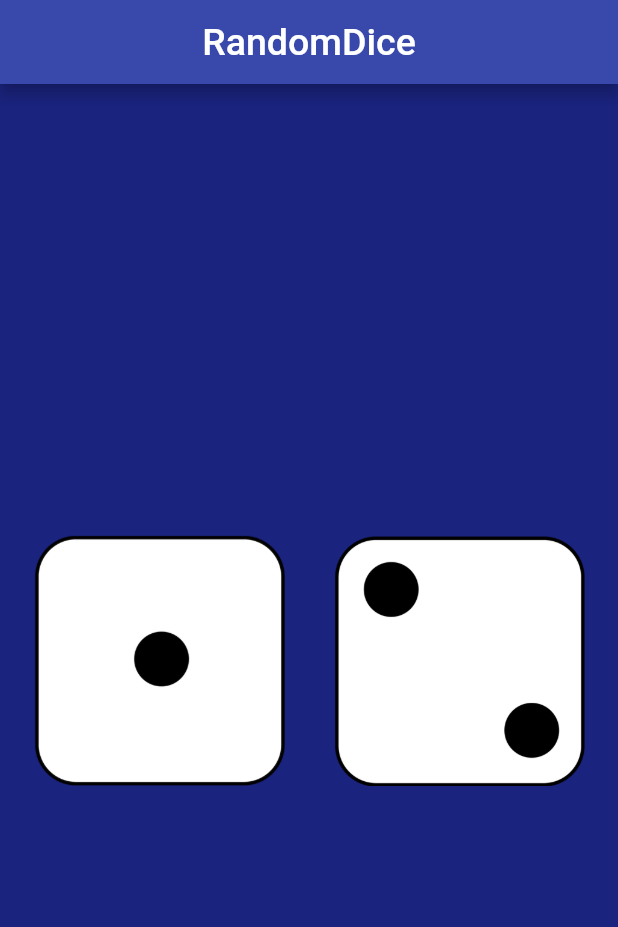
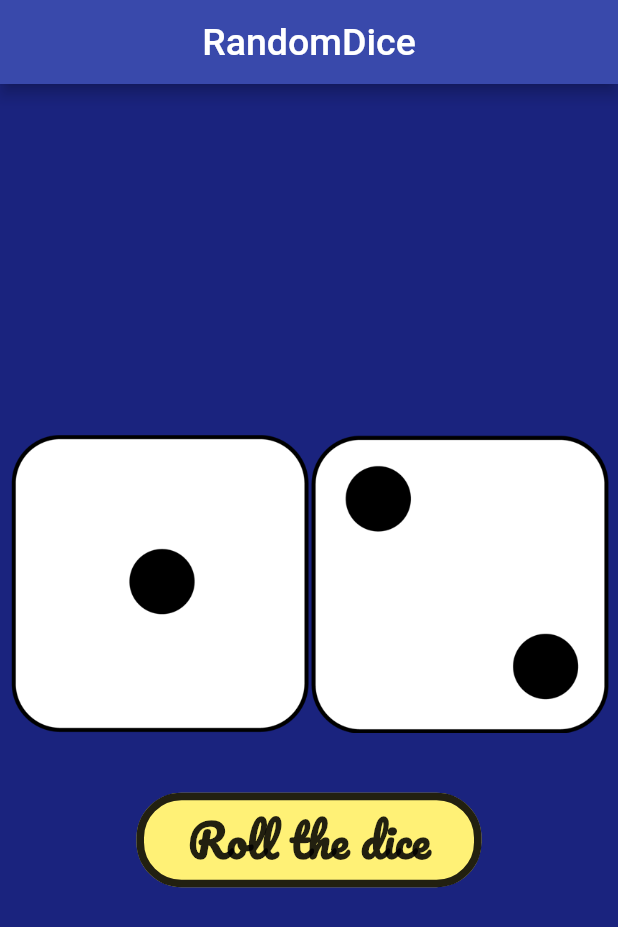
Before and after one commit to ericmatevosian/FlutterClass, a Flutter app: the screen it shows after launch, on a phone screen of 412 x 824 dp. Shown: the top 927 px of the screen. Run offline on Flutter 3.47's test engine with Material 2 defaults, Android fonts, the phone set to English and light mode, and no system bars.

Commit message:
Roll the dice with one button

```diff
--- a/14010404-Dice/lib/main.dart
+++ b/14010404-Dice/lib/main.dart
@@ -1,6 +1,5 @@
 import 'package:flutter/material.dart';
 import 'dart:math';
-
 
 void main() {
   runApp(MaterialApp(
@@ -20,8 +19,7 @@ void main() {
       ),
       body: DicePage(),
     ),
-  )
-  );
+  ));
 }
 
 class DicePage extends StatefulWidget {
@@ -32,11 +30,10 @@ class DicePage extends StatefulWidget {
 }
 
 class _DicePageState extends State<DicePage> {
-  int counter_left=1;
-  int counter_right=2;
+  int counter_left = 1;
+  int counter_right = 2;
   @override
   Widget build(BuildContext context) {
-
     return Column(
       mainAxisAlignment: MainAxisAlignment.center,
       children: [
@@ -44,37 +41,54 @@ class _DicePageState extends State<DicePage> {
           mainAxisAlignment: MainAxisAlignment.center,
           children: [
             Container(
-              height: 300,
+                height: 200,
                 width: 200,
                 //color: Colors.red,
-              child: FlatButton(
-                onPressed: () {
-                  setState(() {
-                    counter_left = Random().nextInt(6)+1;
-                  });
-                  print(counter_left);
-                },
-                child: Image(image: AssetImage('images/Dice${counter_left}.png'),
+                child: Image(
+                  image: AssetImage('images/Dice${counter_left}.png'),
+                )),
+            Container(
+                height: 200,
+                width: 200,
+                //color: Colors.blue,
+                child: Image(
+                  image: AssetImage('images/Dice${counter_right}.png'),
+                )),
+          ],
         ),
-              )
+        SizedBox(
+          height: 40,
         ),
         Container(
-              height: 300,
-              width: 200,
-              //color: Colors.blue,
+          decoration: BoxDecoration(
+            borderRadius: BorderRadius.all(Radius.circular(30)),
+            color: Colors.yellow.shade300,
+            border: Border.all(color: Colors.black87,width: 5 ),
+          ),
+          //color: Colors.white,
+          width: 230,
+          // height: 100,
           child: FlatButton(
+
             onPressed: () {
               setState((){
                 counter_right=  Random().nextInt(6)+1;
+                counter_left=  Random().nextInt(6)+1;
 
               });
               print(counter_right);
+              print(counter_left);
             },
-                child: Image(image: AssetImage('images/Dice${counter_right}.png'),
+            child: Center(
+              child: Text(
+                "Roll the dice",
+                style: TextStyle(
+                    fontSize: 30,
+                    fontWeight: FontWeight.bold,
+                    fontFamily: "Pacifico"),
               ),
-              )
             ),
-          ],
+          ),
         )
       ],
     );
--- a/14010404-Dice/pubspec.yaml
+++ b/14010404-Dice/pubspec.yaml
@@ -61,6 +61,11 @@ flutter:
   assets:
     - images/
 
+  fonts:
+    - family: Pacifico
+      fonts:
+        - asset: fonts/Pacifico-Regular.ttf
+
 
   # An image asset can refer to one or more resolution-specific "variants", see
   # https://flutter.dev/assets-and-images/#resolution-aware
```
Also changed, not shown: 14010404-Dice/fonts/Pacifico-Regular.ttf (added). Lines whose indentation alone changed are shown as unchanged.
